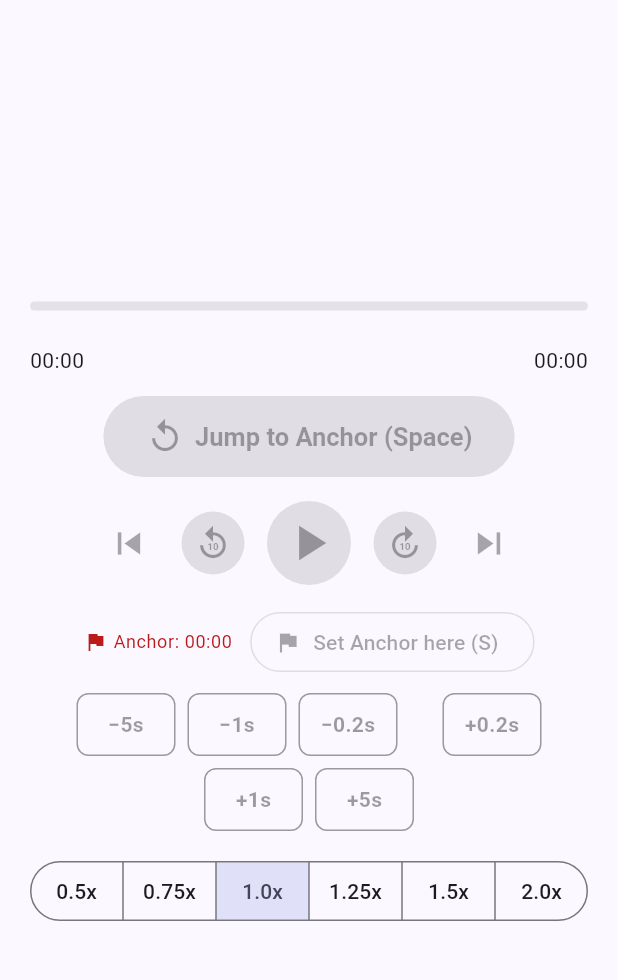
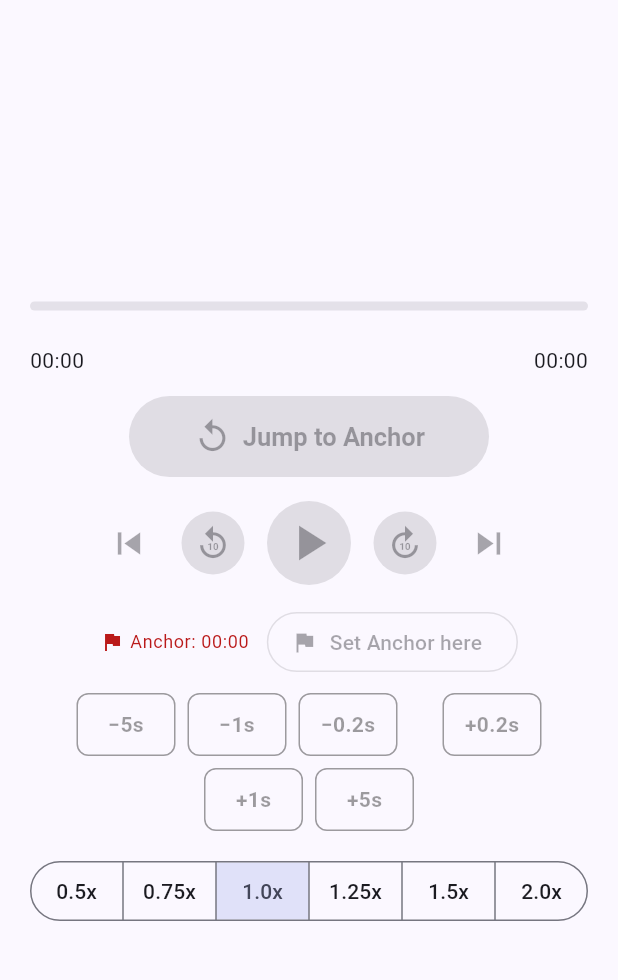
Before and after one commit to hdty/anchor-player, a Flutter app: the screen it shows after launch, on a phone screen of 412 x 824 dp, the part 84-1064 px from its top. Run offline on Flutter 3.47's test engine with Material 3 defaults, Android fonts, the phone set to English and light mode, and no system bars; our stand-ins replace file_picker, just_audio; missing offline and left inert: just_audio_media_kit.

Commit message:
Fix skip-to-end, refine tooltips/labels, keyboard hold-repeat (v0.4.2)
- ⏭(末尾で一時停止)が先頭へ戻る不具合を修正: 末尾ジャンプ中だけループを一時OFFにし
  ちょうど終端で一時停止。再生再開時にループを戻す。
- ボタンラベルの (Space)/(S) を削除し Windows/Android の表記を統一。
- タイトルのファイル名タップでファイル変更可能に。
- ホバーのツールチップを整理(Adjust Anchor / Change speed / Set Anchor here /
  Jump to Anchor)。押せない状態(ファイル未読込)では出さない。
- Anchor微調整キーの長押しに対応: 押した瞬間1回、1秒保持後は連続移動。

Co-Authored-By: Claude Opus 4.8 <noreply@anthropic.com>

```diff
--- a/lib/main.dart
+++ b/lib/main.dart
@@ -57,6 +57,20 @@ class _PlayerPageState extends State<PlayerPage> {
   bool _dragging = false;
   double _speed = 1.0;
 
+  // Anchor 微調整キーの長押し（押した瞬間に1回、1秒押し続けると連続移動）。
+  Timer? _holdDelayTimer;
+  Timer? _holdRepeatTimer;
+  Duration? _heldDelta;
+
+  static final Set<LogicalKeyboardKey> _nudgeKeys = {
+    LogicalKeyboardKey.digit1, LogicalKeyboardKey.numpad1, LogicalKeyboardKey.keyZ,
+    LogicalKeyboardKey.digit3, LogicalKeyboardKey.numpad3, LogicalKeyboardKey.keyC,
+    LogicalKeyboardKey.digit4, LogicalKeyboardKey.numpad4, LogicalKeyboardKey.keyA,
+    LogicalKeyboardKey.digit6, LogicalKeyboardKey.numpad6, LogicalKeyboardKey.keyD,
+    LogicalKeyboardKey.digit7, LogicalKeyboardKey.numpad7, LogicalKeyboardKey.keyQ,
+    LogicalKeyboardKey.digit9, LogicalKeyboardKey.numpad9, LogicalKeyboardKey.keyE,
+  };
+
   final List<StreamSubscription<dynamic>> _subs = [];
 
   @override
@@ -74,10 +88,7 @@ class _PlayerPageState extends State<PlayerPage> {
       if (!mounted) return;
       setState(() => _playing = playing);
     }));
-    _subs.add(_player.processingStateStream.listen((state) {
-      if (state == ProcessingState.completed) _onTrackComplete();
-    }));
-    _applyLoopMode(); // 常に1曲エンドレスリピート。
+    _applyLoopMode(); // 常に1曲エンドレスリピート（LoopMode.one に一本化）。
   }
 
   /// 常に1曲エンドレスリピート（ネイティブのループ再生に任せる）。
@@ -87,6 +98,7 @@ class _PlayerPageState extends State<PlayerPage> {
 
   @override
   void dispose() {
+    _stopKeyHold();
     for (final s in _subs) {
       s.cancel();
     }
@@ -134,28 +146,31 @@ class _PlayerPageState extends State<PlayerPage> {
   /// ⏮ 先頭に戻って再生。
   void _toStartAndPlay() {
     if (_fileName == null) return;
+    _applyLoopMode(); // 末尾一時停止でループを切っている場合に備え再有効化。
     _player.seek(Duration.zero);
     _player.play();
   }
 
-  /// ⏭ 末尾に進んで一時停止。
+  /// ⏭ 末尾（ちょうど終端）に進んで一時停止。
+  /// ループが有効なままだと末尾seekで完了→先頭へ戻るため、一時的にループを切る。
+  /// 次に再生を始めたとき（各play経路）でループを戻す。
   void _toEndAndPause() {
-    if (_fileName == null) return;
+    if (_fileName == null || _duration <= Duration.zero) return;
+    _player.setLoopMode(LoopMode.off);
     _player.pause();
     _player.seek(_duration);
-  }
-
-  void _onTrackComplete() {
-    // 常に1曲エンドレスリピート（LoopMode.one が主。保険で seek+play）。
-    _player.seek(Duration.zero);
-    _player.play();
   }
 
   // ---- 再生制御 ----
 
   void _togglePlay() {
     if (_fileName == null) return;
-    _playing ? _player.pause() : _player.play();
+    if (_playing) {
+      _player.pause();
+    } else {
+      _applyLoopMode(); // 末尾一時停止でループを切っている場合に備え再有効化。
+      _player.play();
+    }
   }
 
   void _seekRelative(int seconds) {
@@ -168,6 +183,7 @@ class _PlayerPageState extends State<PlayerPage> {
 
   void _jumpToMarker() {
     if (_fileName == null) return;
+    _applyLoopMode(); // 末尾一時停止でループを切っている場合に備え再有効化。
     _player.seek(_marker);
     _player.play(); // 移動してそこから再生を続ける。
   }
@@ -181,6 +197,30 @@ class _PlayerPageState extends State<PlayerPage> {
     setState(() => _marker = m);
   }
 
+  /// 微調整キーを押した瞬間に1回、押し続けて1秒経過後は連続で動かす。
+  void _startKeyHold(Duration delta) {
+    if (_fileName == null) return;
+    _stopKeyHold();
+    _heldDelta = delta;
+    _nudgeMarker(delta); // 押した瞬間に1回
+    _holdDelayTimer = Timer(const Duration(seconds: 1), () {
+      _holdRepeatTimer =
+          Timer.periodic(const Duration(milliseconds: 110), (_) {
+        final d = _heldDelta;
+        if (d != null) _nudgeMarker(d);
+      });
+    });
+  }
+
+  /// 連続移動を止める（キーを離したとき／破棄時）。
+  void _stopKeyHold() {
+    _holdDelayTimer?.cancel();
+    _holdRepeatTimer?.cancel();
+    _holdDelayTimer = null;
+    _holdRepeatTimer = null;
+    _heldDelta = null;
+  }
+
   /// 現在の再生位置を Anchor にする。
   void _setAnchorToCurrent() {
     if (_fileName == null) return;
@@ -188,6 +228,15 @@ class _PlayerPageState extends State<PlayerPage> {
   }
 
   KeyEventResult _onKey(FocusNode node, KeyEvent event) {
+    // 微調整キーを離したら連続移動を止める。
+    if (event is KeyUpEvent) {
+      if (_nudgeKeys.contains(event.logicalKey)) {
+        _stopKeyHold();
+        return KeyEventResult.handled;
+      }
+      return KeyEventResult.ignored;
+    }
+    // OSのキーリピート(KeyRepeatEvent)は無視し、連続移動は自前タイマーで行う。
     if (event is! KeyDownEvent) return KeyEventResult.ignored;
     switch (event.logicalKey) {
       // Jump to Anchor: Space / 0
@@ -213,42 +262,47 @@ class _PlayerPageState extends State<PlayerPage> {
       case LogicalKeyboardKey.arrowRight:
         _seekRelative(10);
         return KeyEventResult.handled;
-      // Anchor 微調整: 左列(1/4/7, z/a/q)=前へ / 右列(3/6/9, c/d/e)=後ろへ。
+      // Anchor 微調整: 押した瞬間に1回、1秒押し続けると連続。
+      // 左列(1/4/7, z/a/q)=前へ / 右列(3/6/9, c/d/e)=後ろへ。
       case LogicalKeyboardKey.digit1:
       case LogicalKeyboardKey.numpad1:
       case LogicalKeyboardKey.keyZ:
-        _nudgeMarker(const Duration(milliseconds: -200));
+        _startKeyHold(const Duration(milliseconds: -200));
         return KeyEventResult.handled;
       case LogicalKeyboardKey.digit3:
       case LogicalKeyboardKey.numpad3:
       case LogicalKeyboardKey.keyC:
-        _nudgeMarker(const Duration(milliseconds: 200));
+        _startKeyHold(const Duration(milliseconds: 200));
         return KeyEventResult.handled;
       case LogicalKeyboardKey.digit4:
       case LogicalKeyboardKey.numpad4:
       case LogicalKeyboardKey.keyA:
-        _nudgeMarker(const Duration(seconds: -1));
+        _startKeyHold(const Duration(seconds: -1));
         return KeyEventResult.handled;
       case LogicalKeyboardKey.digit6:
       case LogicalKeyboardKey.numpad6:
       case LogicalKeyboardKey.keyD:
-        _nudgeMarker(const Duration(seconds: 1));
+        _startKeyHold(const Duration(seconds: 1));
         return KeyEventResult.handled;
       case LogicalKeyboardKey.digit7:
       case LogicalKeyboardKey.numpad7:
       case LogicalKeyboardKey.keyQ:
-        _nudgeMarker(const Duration(seconds: -5));
+        _startKeyHold(const Duration(seconds: -5));
         return KeyEventResult.handled;
       case LogicalKeyboardKey.digit9:
       case LogicalKeyboardKey.numpad9:
       case LogicalKeyboardKey.keyE:
-        _nudgeMarker(const Duration(seconds: 5));
+        _startKeyHold(const Duration(seconds: 5));
         return KeyEventResult.handled;
     }
     return KeyEventResult.ignored;
   }
 
   // ---- UI ----
+
+  /// enabled のときだけツールチップを付ける（押せない状態では説明を出さない）。
+  Widget _tip(bool enabled, String message, Widget child) =>
+      enabled ? Tooltip(message: message, child: child) : child;
 
   @override
   Widget build(BuildContext context) {
@@ -266,10 +320,15 @@ class _PlayerPageState extends State<PlayerPage> {
       child: Scaffold(
         appBar: AppBar(
           // タイトル行にファイル名を表示（未選択時はアプリ名）＋右にフォルダボタン。
-          title: Text(
+          // ファイル名タップでもファイル変更できる（フォルダボタンと同じ／ツールチップ無し）。
+          title: GestureDetector(
+            behavior: HitTestBehavior.opaque,
+            onTap: _openFile,
+            child: Text(
               _fileName ?? 'Anchor Player',
               maxLines: 1,
               overflow: TextOverflow.ellipsis,
+            ),
           ),
           backgroundColor: theme.colorScheme.inversePrimary,
           actions: [
@@ -316,10 +375,13 @@ class _PlayerPageState extends State<PlayerPage> {
                   const SizedBox(height: 14),
 
                   // Anchorへ戻る（中核機能）。バーの近くに大きく目立たせて配置。
+                  _tip(
+                    hasFile,
+                    'Jump to Anchor',
                     FilledButton.icon(
                       onPressed: hasFile ? _jumpToMarker : null,
                       icon: const Icon(Icons.replay, size: 26),
-                    label: const Text('Jump to Anchor (Space)'),
+                      label: const Text('Jump to Anchor'),
                       style: FilledButton.styleFrom(
                         backgroundColor: theme.colorScheme.error,
                         foregroundColor: theme.colorScheme.onError,
@@ -330,6 +392,7 @@ class _PlayerPageState extends State<PlayerPage> {
                             fontSize: 17, fontWeight: FontWeight.w600),
                       ),
                     ),
+                  ),
                   const SizedBox(height: 16),
 
                   // 操作: 前の曲 / 10秒戻る / 再生 / 10秒進む / 次の曲。
@@ -338,35 +401,35 @@ class _PlayerPageState extends State<PlayerPage> {
                     children: [
                       IconButton(
                         iconSize: 30,
-                        tooltip: 'Back to start & play',
+                        tooltip: hasFile ? 'Back to start & play' : null,
                         onPressed: hasFile ? _toStartAndPlay : null,
                         icon: const Icon(Icons.skip_previous),
                       ),
                       const SizedBox(width: 8),
                       IconButton.filledTonal(
                         iconSize: 26,
-                        tooltip: 'Back 10s (Left)',
+                        tooltip: hasFile ? 'Back 10s (Left)' : null,
                         onPressed: hasFile ? () => _seekRelative(-10) : null,
                         icon: const Icon(Icons.replay_10),
                       ),
                       const SizedBox(width: 12),
                       IconButton.filled(
                         iconSize: 40,
-                        tooltip: 'Play / Pause (Enter)',
+                        tooltip: hasFile ? 'Play / Pause (Enter)' : null,
                         onPressed: hasFile ? _togglePlay : null,
                         icon: Icon(_playing ? Icons.pause : Icons.play_arrow),
                       ),
                       const SizedBox(width: 12),
                       IconButton.filledTonal(
                         iconSize: 26,
-                        tooltip: 'Forward 10s (Right)',
+                        tooltip: hasFile ? 'Forward 10s (Right)' : null,
                         onPressed: hasFile ? () => _seekRelative(10) : null,
                         icon: const Icon(Icons.forward_10),
                       ),
                       const SizedBox(width: 8),
                       IconButton(
                         iconSize: 30,
-                        tooltip: 'Go to end & pause',
+                        tooltip: hasFile ? 'Go to end & pause' : null,
                         onPressed: hasFile ? _toEndAndPause : null,
                         icon: const Icon(Icons.skip_next),
                       ),
@@ -387,10 +450,14 @@ class _PlayerPageState extends State<PlayerPage> {
                             ?.copyWith(color: theme.colorScheme.error),
                       ),
                       const SizedBox(width: 12),
+                      _tip(
+                        hasFile,
+                        'Set Anchor here',
                         OutlinedButton.icon(
                           onPressed: hasFile ? _setAnchorToCurrent : null,
                           icon: const Icon(Icons.flag, size: 18),
-                        label: const Text('Set Anchor here (S)'),
+                          label: const Text('Set Anchor here'),
+                        ),
                       ),
                     ],
                   ),
@@ -444,6 +511,7 @@ class _PlayerPageState extends State<PlayerPage> {
                     segments: _speeds
                         .map((s) => ButtonSegment<double>(
                               value: s,
+                              tooltip: 'Change speed',
                               // 各セグメントを同じ幅に揃える。
                               label: SizedBox(
                                 width: 44,
@@ -761,7 +829,7 @@ class _NudgeButtonState extends State<_NudgeButton> {
     final theme = Theme.of(context);
     final color =
         widget.enabled ? theme.colorScheme.primary : theme.disabledColor;
-    return GestureDetector(
+    final button = GestureDetector(
       behavior: HitTestBehavior.opaque,
       onTap: widget.enabled ? widget.onNudge : null,
       onLongPressStart: widget.enabled
@@ -772,8 +840,7 @@ class _NudgeButtonState extends State<_NudgeButton> {
           : null,
       onLongPressEnd: widget.enabled ? (_) => _stopRepeat() : null,
       onLongPressCancel: _stopRepeat,
-      // 固定幅で全ボタンを同じ大きさに揃える。幅を明示するので Wrap 内で
-      // 全幅に広がる問題は起きない（alignment は固定幅内での中央寄せ）。
+      // 固定幅で全ボタンを同じ大きさに揃える。
       child: Container(
         width: 66,
         alignment: Alignment.center,
@@ -788,5 +855,13 @@ class _NudgeButtonState extends State<_NudgeButton> {
         ),
       ),
     );
+    // 押せない状態（ファイル未読み込み）ではツールチップを出さない。
+    if (!widget.enabled) return button;
+    return Tooltip(
+      message: 'Adjust Anchor',
+      // 長押しは連続微調整に使うため、タッチではツールチップを出さない（ホバーのみ）。
+      triggerMode: TooltipTriggerMode.manual,
+      child: button,
+    );
   }
 }
--- a/pubspec.yaml
+++ b/pubspec.yaml
@@ -17,7 +17,7 @@ publish_to: 'none' # Remove this line if you wish to publish to pub.dev
 # https://developer.apple.com/library/archive/documentation/General/Reference/InfoPlistKeyReference/Articles/CoreFoundationKeys.html
 # In Windows, build-name is used as the major, minor, and patch parts
 # of the product and file versions while build-number is used as the build suffix.
-version: 0.4.1+6
+version: 0.4.2+7
 
 environment:
   sdk: ^3.12.2
```
Lines whose indentation alone changed are shown as unchanged.
